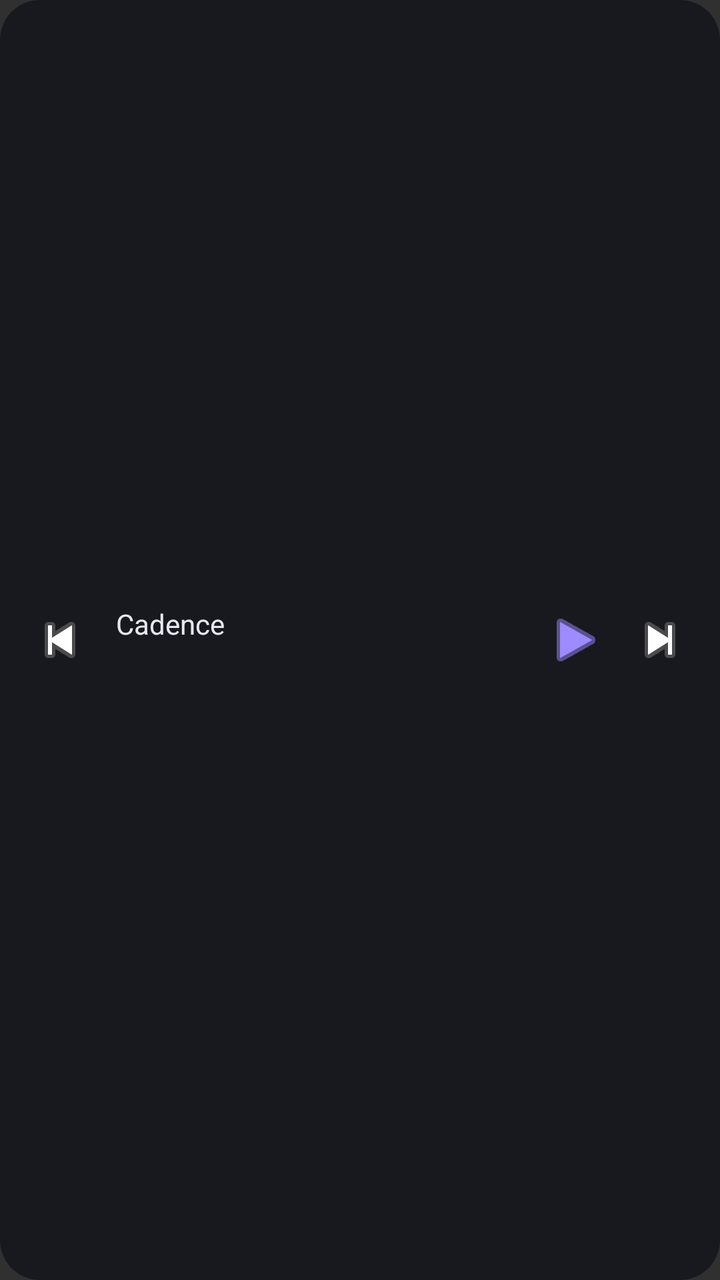
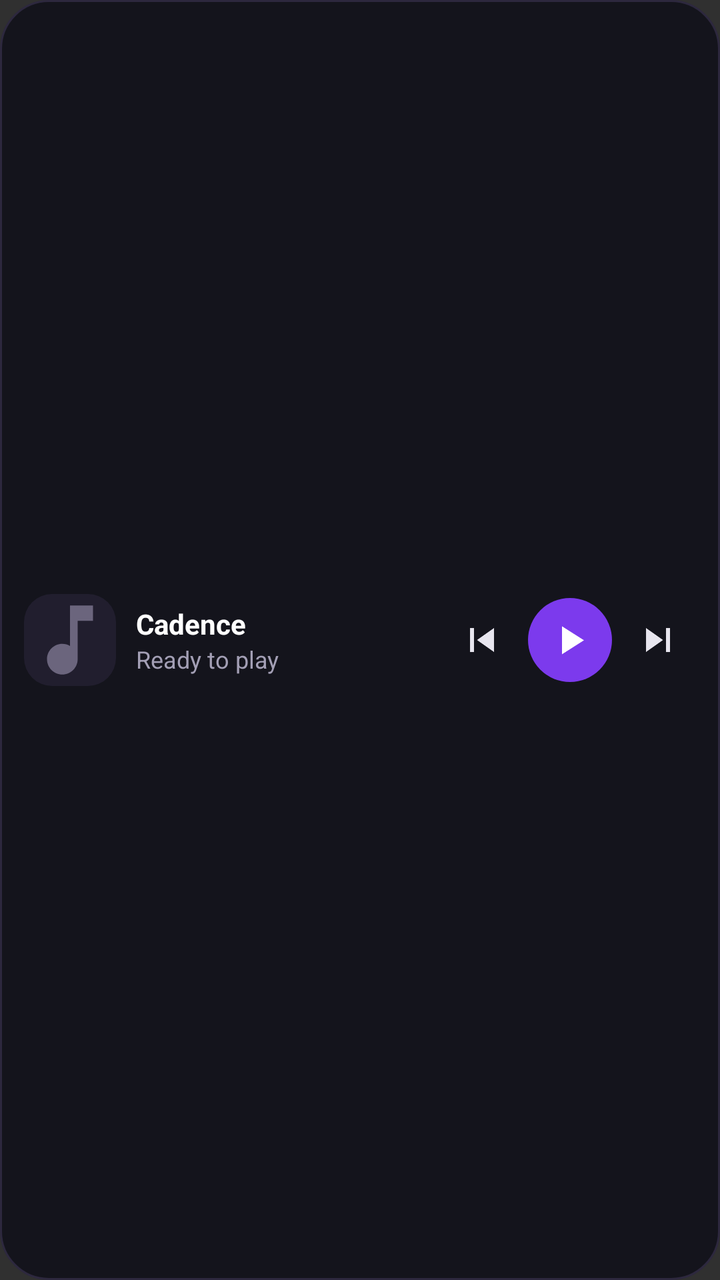

Compare the two renders of this Android layout. The source of the first and the diff that turns it into the second are given below.
<!-- AndroidManifest.xml: application theme Theme.Cadence -->
<!-- res/layout/widget_player.xml -->
<?xml version="1.0" encoding="utf-8"?>
<LinearLayout xmlns:android="http://schemas.android.com/apk/res/android"
    android:id="@+id/widget_root"
    android:layout_width="match_parent"
    android:layout_height="match_parent"
    android:orientation="horizontal"
    android:gravity="center_vertical"
    android:padding="10dp"
    android:background="@drawable/widget_bg">

    <ImageButton
        android:id="@+id/w_prev"
        android:layout_width="40dp"
        android:layout_height="40dp"
        android:src="@android:drawable/ic_media_previous"
        android:background="?android:selectableItemBackgroundBorderless"
        android:contentDescription="Previous" />

    <LinearLayout
        android:layout_width="0dp"
        android:layout_height="wrap_content"
        android:layout_weight="1"
        android:orientation="vertical"
        android:paddingHorizontal="8dp">

        <TextView
            android:id="@+id/w_title"
            android:layout_width="match_parent"
            android:layout_height="wrap_content"
            android:textColor="#E8E6EF"
            android:textSize="14sp"
            android:maxLines="1"
            android:ellipsize="end"
            android:text="Cadence" />

        <TextView
            android:id="@+id/w_artist"
            android:layout_width="match_parent"
            android:layout_height="wrap_content"
            android:textColor="#9D97AB"
            android:textSize="12sp"
            android:maxLines="1"
            android:ellipsize="end"
            android:text="" />
    </LinearLayout>

    <ImageButton
        android:id="@+id/w_toggle"
        android:layout_width="44dp"
        android:layout_height="44dp"
        android:src="@android:drawable/ic_media_play"
        android:tint="#9D8BFF"
        android:background="?android:selectableItemBackgroundBorderless"
        android:contentDescription="Play/pause" />

    <ImageButton
        android:id="@+id/w_next"
        android:layout_width="40dp"
        android:layout_height="40dp"
        android:src="@android:drawable/ic_media_next"
        android:background="?android:selectableItemBackgroundBorderless"
        android:contentDescription="Next" />
</LinearLayout>
<!-- resources referenced by this layout -->
<resources>
  <!-- drawable widget_bg (drawable) -->
  <?xml version="1.0" encoding="utf-8"?>
  <shape xmlns:android="http://schemas.android.com/apk/res/android" android:shape="rectangle">
      <solid android:color="#E616161D" />
      <corners android:radius="20dp" />
  </shape>
  <style name="Theme.Cadence" parent="android:Theme.Material.NoActionBar">
          <item name="android:statusBarColor">@android:color/transparent</item>
          <item name="android:windowLightStatusBar">true</item>
      </style>
</resources>

<!-- the commit's change to res/layout/widget_player.xml (unified diff, before → after) -->
@@ -1,34 +1,41 @@
 <?xml version="1.0" encoding="utf-8"?>
 <LinearLayout xmlns:android="http://schemas.android.com/apk/res/android"
-    android:id="@+id/widget_root"
+    android:id="@+id/w_root"
     android:layout_width="match_parent"
     android:layout_height="match_parent"
     android:orientation="horizontal"
     android:gravity="center_vertical"
-    android:padding="10dp"
+    android:paddingStart="12dp"
+    android:paddingEnd="12dp"
+    android:paddingTop="8dp"
+    android:paddingBottom="8dp"
     android:background="@drawable/widget_bg">
 
-    <ImageButton
-        android:id="@+id/w_prev"
-        android:layout_width="40dp"
-        android:layout_height="40dp"
-        android:src="@android:drawable/ic_media_previous"
-        android:background="?android:selectableItemBackgroundBorderless"
-        android:contentDescription="Previous" />
+    <ImageView
+        android:id="@+id/w_art"
+        android:layout_width="46dp"
+        android:layout_height="46dp"
+        android:scaleType="centerCrop"
+        android:background="@drawable/widget_art_bg"
+        android:src="@drawable/ic_widget_music"
+        android:contentDescription="Album Art" />
 
     <LinearLayout
+        android:id="@+id/w_info"
         android:layout_width="0dp"
         android:layout_height="wrap_content"
         android:layout_weight="1"
         android:orientation="vertical"
-        android:paddingHorizontal="8dp">
+        android:paddingHorizontal="10dp"
+        android:gravity="center_vertical">
 
         <TextView
             android:id="@+id/w_title"
             android:layout_width="match_parent"
             android:layout_height="wrap_content"
-            android:textColor="#E8E6EF"
+            android:textColor="#FFFFFF"
             android:textSize="14sp"
+            android:textStyle="bold"
             android:maxLines="1"
             android:ellipsize="end"
             android:text="Cadence" />
@@ -37,27 +44,46 @@
             android:id="@+id/w_artist"
             android:layout_width="match_parent"
             android:layout_height="wrap_content"
-            android:textColor="#9D97AB"
+            android:textColor="#A39FB5"
             android:textSize="12sp"
             android:maxLines="1"
             android:ellipsize="end"
-            android:text="" />
+            android:text="Ready to play" />
     </LinearLayout>
 
-    <ImageButton
-        android:id="@+id/w_toggle"
-        android:layout_width="44dp"
-        android:layout_height="44dp"
-        android:src="@android:drawable/ic_media_play"
-        android:tint="#9D8BFF"
-        android:background="?android:selectableItemBackgroundBorderless"
-        android:contentDescription="Play/pause" />
+    <LinearLayout
+        android:layout_width="wrap_content"
+        android:layout_height="wrap_content"
+        android:orientation="horizontal"
+        android:gravity="center_vertical">
 
-    <ImageButton
-        android:id="@+id/w_next"
-        android:layout_width="40dp"
-        android:layout_height="40dp"
-        android:src="@android:drawable/ic_media_next"
-        android:background="?android:selectableItemBackgroundBorderless"
-        android:contentDescription="Next" />
+        <ImageButton
+            android:id="@+id/w_prev"
+            android:layout_width="38dp"
+            android:layout_height="38dp"
+            android:src="@drawable/ic_widget_prev"
+            android:background="?android:selectableItemBackgroundBorderless"
+            android:padding="7dp"
+            android:contentDescription="Previous" />
+
+        <ImageButton
+            android:id="@+id/w_toggle"
+            android:layout_width="42dp"
+            android:layout_height="42dp"
+            android:src="@drawable/ic_widget_play"
+            android:background="@drawable/widget_play_btn_bg"
+            android:padding="9dp"
+            android:layout_marginStart="4dp"
+            android:layout_marginEnd="4dp"
+            android:contentDescription="Play or Pause" />
+
+        <ImageButton
+            android:id="@+id/w_next"
+            android:layout_width="38dp"
+            android:layout_height="38dp"
+            android:src="@drawable/ic_widget_next"
+            android:background="?android:selectableItemBackgroundBorderless"
+            android:padding="7dp"
+            android:contentDescription="Next" />
+    </LinearLayout>
 </LinearLayout>
<!-- resource entries referenced after the edit -->
@@ -1,10 +1,65 @@
 <!-- resources referenced by this layout -->
 <resources>
+  <!-- drawable ic_widget_music (drawable) -->
+  <vector xmlns:android="http://schemas.android.com/apk/res/android"
+      android:width="24dp"
+      android:height="24dp"
+      android:viewportWidth="24"
+      android:viewportHeight="24">
+      <path
+          android:fillColor="#6B657D"
+          android:pathData="M12,3V13.55C11.41,13.21 10.73,13 10,13C7.79,13 6,14.79 6,17C6,19.21 7.79,21 10,21C12.21,21 14,19.21 14,17V7H18V3H12Z"/>
+  </vector>
+  <!-- drawable ic_widget_next (drawable) -->
+  <vector xmlns:android="http://schemas.android.com/apk/res/android"
+      android:width="24dp"
+      android:height="24dp"
+      android:viewportWidth="24"
+      android:viewportHeight="24">
+      <path
+          android:fillColor="#E8E6EF"
+          android:pathData="M16,18H18V6H16M6,18L14.5,12L6,6V18Z"/>
+  </vector>
+  <!-- drawable ic_widget_play (drawable) -->
+  <vector xmlns:android="http://schemas.android.com/apk/res/android"
+      android:width="24dp"
+      android:height="24dp"
+      android:viewportWidth="24"
+      android:viewportHeight="24">
+      <path
+          android:fillColor="#FFFFFF"
+          android:pathData="M8,5.14V19.14L19,12.14L8,5.14Z"/>
+  </vector>
+  <!-- drawable ic_widget_prev (drawable) -->
+  <vector xmlns:android="http://schemas.android.com/apk/res/android"
+      android:width="24dp"
+      android:height="24dp"
+      android:viewportWidth="24"
+      android:viewportHeight="24">
+      <path
+          android:fillColor="#E8E6EF"
+          android:pathData="M6,6H8V18H6M9.5,12L18,18V6L9.5,12Z"/>
+  </vector>
+  <!-- drawable widget_art_bg (drawable) -->
+  <?xml version="1.0" encoding="utf-8"?>
+  <shape xmlns:android="http://schemas.android.com/apk/res/android"
+      android:shape="rectangle">
+      <solid android:color="#211E2E" />
+      <corners android:radius="14dp" />
+  </shape>
   <!-- drawable widget_bg (drawable) -->
   <?xml version="1.0" encoding="utf-8"?>
-  <shape xmlns:android="http://schemas.android.com/apk/res/android" android:shape="rectangle">
-      <solid android:color="#E616161D" />
-      <corners android:radius="20dp" />
+  <shape xmlns:android="http://schemas.android.com/apk/res/android"
+      android:shape="rectangle">
+      <solid android:color="#F214131C" />
+      <stroke android:width="1dp" android:color="#2D283E" />
+      <corners android:radius="24dp" />
+  </shape>
+  <!-- drawable widget_play_btn_bg (drawable) -->
+  <?xml version="1.0" encoding="utf-8"?>
+  <shape xmlns:android="http://schemas.android.com/apk/res/android"
+      android:shape="oval">
+      <solid android:color="#7C3AED" />
   </shape>
   <style name="Theme.Cadence" parent="android:Theme.Material.NoActionBar">
           <item name="android:statusBarColor">@android:color/transparent</item>
